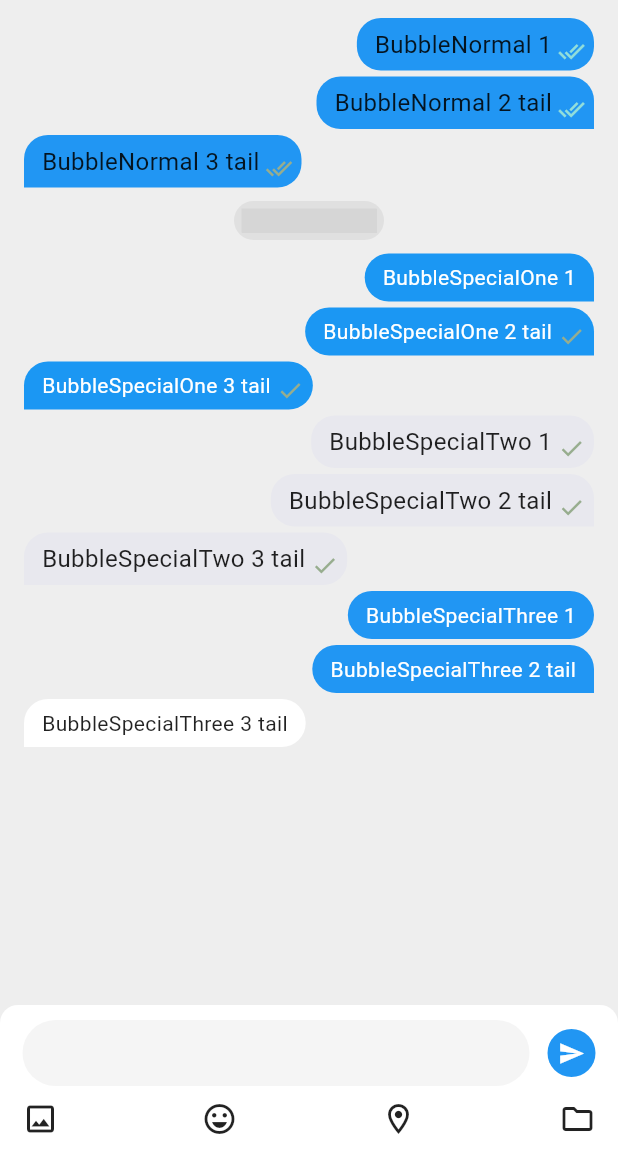
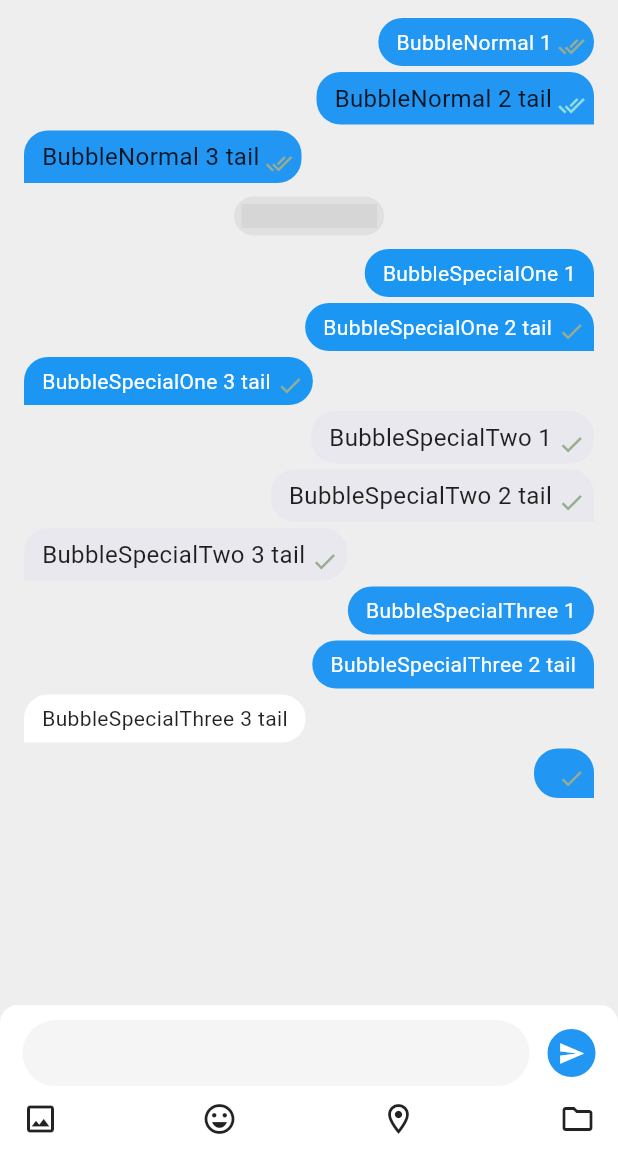
Before and after one commit to zhou-yuo/flutter-chat, a Flutter app: the ChatPage screen opened by its route, after a tap on the "send" icon, on a phone screen of 412 x 824 dp, the part 84-1236 px from its top. Run offline on Flutter 3.47's test engine with Material 3 defaults, Android fonts, the phone set to English and light mode, and no system bars; drawn by our look-alikes of chat_bubbles; our stand-ins replace dio, emoji_picker_flutter, flutter_easyloading, go_router, pull_to_refresh; network calls fail; statements that could not run were skipped; grey boxes are pictures that could not be loaded.

Commit message:
record_view

```diff
--- a/lib/pages/chat/chat.dart
+++ b/lib/pages/chat/chat.dart
@@ -2,6 +2,7 @@ import 'package:flutter/material.dart';
 import 'package:flutter/foundation.dart' as foundation;
 import 'package:emoji_picker_flutter/emoji_picker_flutter.dart';
 import './record_view.dart';
+import './record_data.dart';
 
 class ChatPage extends StatefulWidget {
   const ChatPage({super.key});
@@ -11,11 +12,18 @@ class ChatPage extends StatefulWidget {
 }
 
 class _ChatPageState extends State<ChatPage> {
+  final RecordViewController _recordViewCtrl = RecordViewController();
+
   /// input ctrl
   final TextEditingController _inputController = TextEditingController();
 
   /// input scroll ctrl
   final ScrollController _inputScrollController = ScrollController();
+
+  // 第一次 add
+  bool firstAdd = false;
+  // 聊天记录
+  List<Map<String, Object>> recordList = [];
 
   @override
   void dispose() {
@@ -37,8 +45,9 @@ class _ChatPageState extends State<ChatPage> {
             ),
             child: Column(
               children: [
-                const Expanded(
-                  child: ChatRecordView(),
+                Expanded(
+                  child: ChatRecordView(
+                      controller: _recordViewCtrl, list: recordList),
                 ),
                 Container(
                   width: double.infinity,
@@ -127,11 +136,31 @@ class _ChatPageState extends State<ChatPage> {
 
   //  发送事件
   void handleSend() {
-    print('_inputController.text : ${_inputController.text}');
     // 清空 input
+    String inputVal = _inputController.text;
+    // print('_inputController.text : $inputVal');
+
     _inputController.clear();
+    setState(() {
+      if (firstAdd) {
+        recordList.add({
+          "id": DateTime.now().millisecondsSinceEpoch,
+          'type': 'date',
+        });
+      }
+      recordList.add({
+        "id": DateTime.now().millisecondsSinceEpoch,
+        'type': 'text',
+        "text": inputVal,
+        "isSender": true,
+        "sent": true,
+        "seen": false,
+      });
+    });
+    // 关闭 emoji picker
+    emojiPickerVisible = false;
     // record scroll 滚动到最底部
-    // chatRecordViewKey.scrollToEnd();
+    // _recordViewCtrl.scrollToEnd();
   }
 
   Widget mediaCtrl() {
--- /dev/null
+++ b/lib/pages/chat/record_data.dart
@@ -0,0 +1,15 @@
+import 'dart:math';
+
+class RecordListMockData {
+  static List<Map<String, Object>> list(int size) {
+    return List<Map<String, Object>>.generate(size, (index) {
+      // List 的 generate 方法来构建数组，该方法用于构建指定大小的数组， 可以通过带index输入的回调函数构建对应 index 下标的数组元素。
+      return {
+        "text": "chat text",
+        "isSender": index.isOdd,
+        "sent": true,
+        "seen": index <= 6
+      };
+    });
+  }
+}
--- a/lib/pages/chat/record_view.dart
+++ b/lib/pages/chat/record_view.dart
@@ -1,8 +1,18 @@
 import 'package:flutter/material.dart';
 import 'package:chat_bubbles/chat_bubbles.dart';
 
+class RecordViewController {
+  void Function() scrollToEnd = () {};
+}
+
 class ChatRecordView extends StatefulWidget {
-  const ChatRecordView({super.key});
+  // 组件 controller
+  final RecordViewController controller;
+  // 列表传参
+  final List<Map<String, Object>> list;
+
+  const ChatRecordView(
+      {super.key, required this.controller, required this.list});
 
   @override
   State<ChatRecordView> createState() => _ChatRecordViewState();
@@ -10,18 +20,73 @@ class ChatRecordView extends StatefulWidget {
 
 class _ChatRecordViewState extends State<ChatRecordView> {
   final now = DateTime.now();
-
   ScrollController scrollController = ScrollController();
 
-  void scrollToEnd() {
-    print('scrollToEnd');
-    scrollController.jumpTo(scrollController.position.maxScrollExtent);
+  void _scrollToEnd() {
+    // print('scrollToEnd ${DateTime.now().millisecondsSinceEpoch}');
+    if (mounted) {
+      scrollController.jumpTo(scrollController.position.maxScrollExtent);
+    }
+  }
+
+  List<Widget> _listView() {
+    return widget.list.map((item) {
+      switch (item['type']) {
+        case 'date':
+          return DateChip(
+            date: DateTime(now.year, now.month, now.day - 2),
+            color: Colors.grey.shade300,
+          );
+        case 'text':
+        default:
+          return BubbleNormal(
+            text: item['text'] as String,
+            isSender: item['isSender'] as bool,
+            color: item['isSender'] as bool ? Colors.blue : Colors.white,
+            textStyle: TextStyle(
+              fontSize: 14,
+              color: item['isSender'] as bool ? Colors.white : Colors.black87,
+            ),
+            tail: true,
+            sent: item['sent'] as bool,
+            // delivered: true,
+            seen: item['seen'] as bool,
+          );
+      }
+    }).toList();
+  }
+
+  @override
+  void initState() {
+    super.initState();
+    widget.controller.scrollToEnd = _scrollToEnd;
+
+    /// Flutter 监听页面渲染完毕回调
+    /// https://blog.csdn.net/lxd_love_lgc/article/details/105724069
+    // WidgetsBinding.instance.addPostFrameCallback((mag) {
+    //   _scrollToEnd();
+    // });
+  }
+
+  @override
+  void dispose() {
+    super.dispose();
+  }
+
+  /// 解决复制后渲染问题
+  /// 来源： https://stackoverflow.com/questions/51216448/is-there-any-callback-to-tell-me-when-build-function-is-done-in-flutter
+  Future<void> _runsAfterBuild() async {
+    await Future.delayed(Duration.zero);
+    _scrollToEnd();
   }
 
   @override
   Widget build(BuildContext context) {
+    _runsAfterBuild();
+
     return SingleChildScrollView(
       controller: scrollController,
+      // reverse: true,
       child: Column(
         children: [
           const SizedBox(
@@ -31,10 +96,14 @@ class _ChatRecordViewState extends State<ChatRecordView> {
             text: 'BubbleNormal 1',
             isSender: true,
             color: Colors.blue,
+            textStyle: const TextStyle(
+              fontSize: 14,
+              color: Colors.white,
+            ),
             tail: false,
             sent: true,
             delivered: true,
-            seen: true,
+            seen: false,
           ),
           BubbleNormal(
             text: 'BubbleNormal 2 tail',
@@ -132,6 +201,9 @@ class _ChatRecordViewState extends State<ChatRecordView> {
             ),
             tail: true,
           ),
+          Column(
+            children: _listView(),
+          ),
           const SizedBox(
             height: 10,
           ),
```
